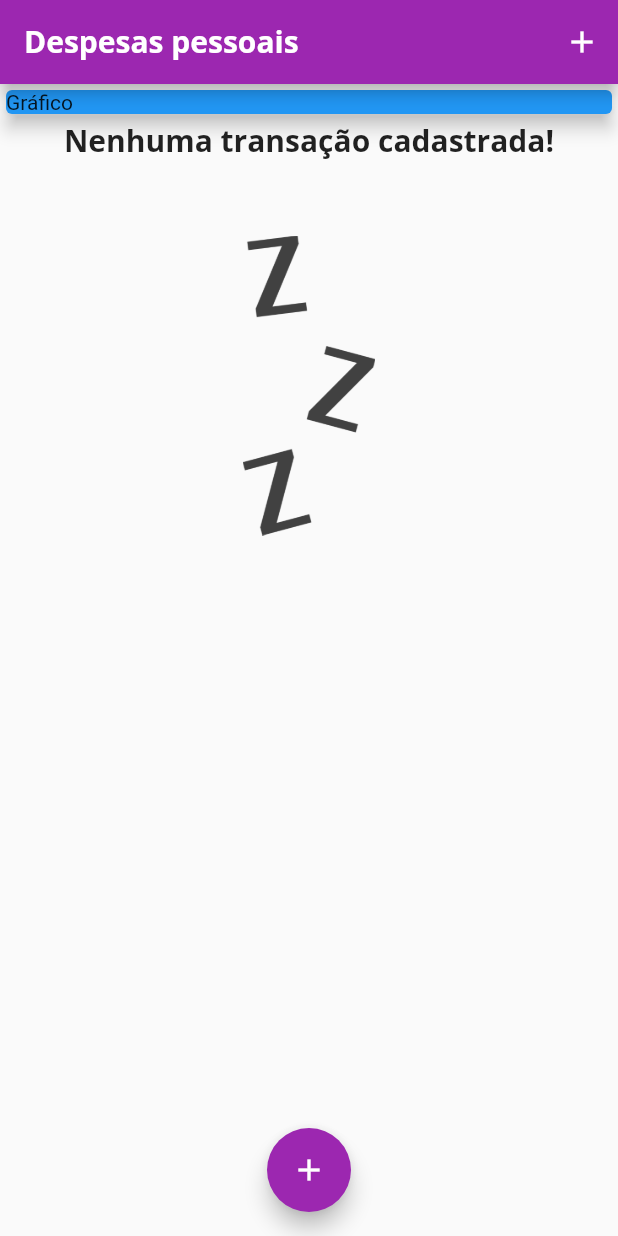
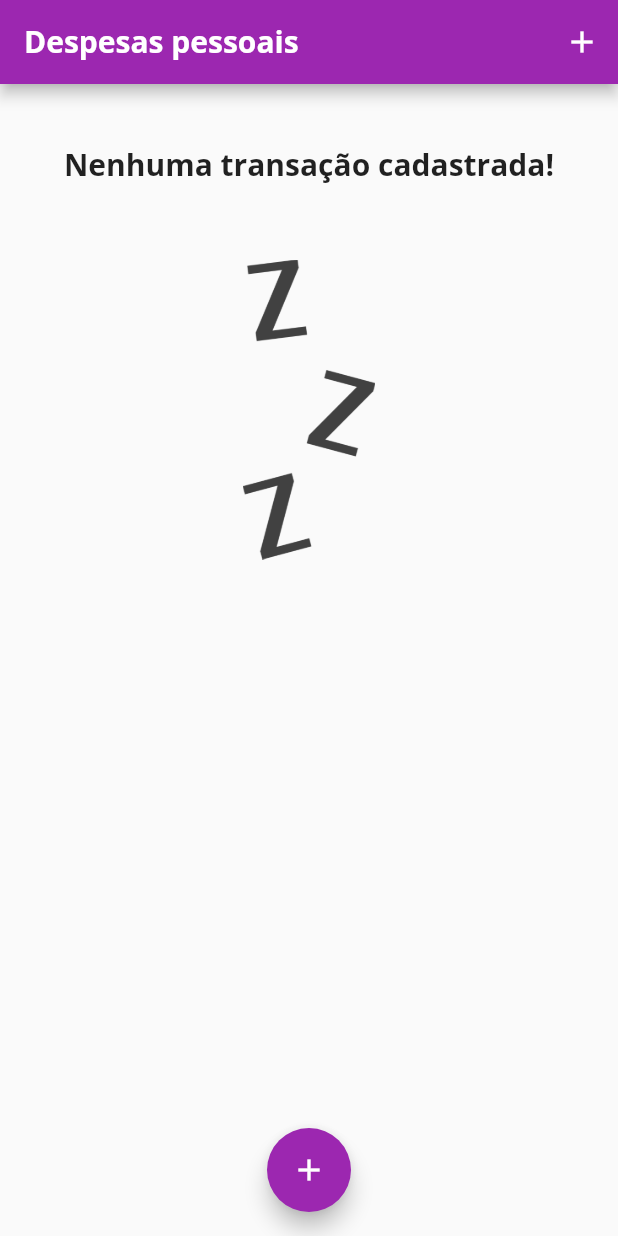
Before and after one commit to AdrielSantoss/Personal-Expenses-App, a Flutter app: the screen it shows after launch, on a phone screen of 412 x 824 dp. Run offline on Flutter 3.47's test engine with Material 2 defaults, Android fonts, the phone set to English and light mode, and no system bars.

```diff
--- a/lib/main.dart
+++ b/lib/main.dart
@@ -1,5 +1,6 @@
 import 'dart:math';
 
+import 'package:expenses/components/chart.dart';
 import 'package:expenses/components/transaction_form.dart';
 import 'package:flutter/cupertino.dart';
 import 'package:flutter/material.dart';
@@ -42,6 +43,14 @@ class _MyHomeState extends State<MyHome> {
 
   final List<Transaction> _transactions = [];
 
+  List<Transaction> get _recentTransactions {
+    return _transactions.where((tr) { // filter
+      return tr.date.isAfter(DateTime.now().subtract(
+        const Duration(days: 7)
+      ));
+    }).toList();
+  }
+
   _adicionarTransacion(String title, double value) {
     setState(() {
       _transactions.add(
@@ -80,14 +89,7 @@ class _MyHomeState extends State<MyHome> {
         child: Column(
           crossAxisAlignment: CrossAxisAlignment.stretch,
           children: [
-              const SizedBox(
-                width: double.infinity,
-                child: Card(
-                color: Colors.blue,
-                child: Text('Gráfico'),
-                elevation: 5,
-              ),
-            ),
+            Chart(recentTransaction: _recentTransactions),
             TransactionList(transactions: _transactions)
           ],
         ),
```
